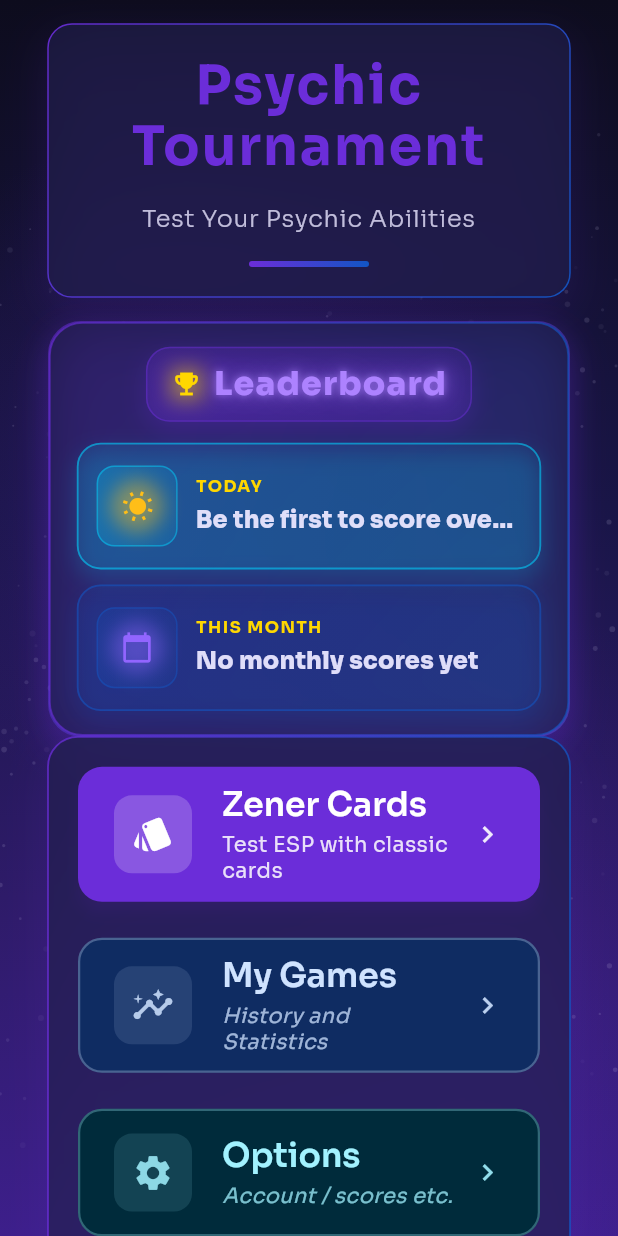
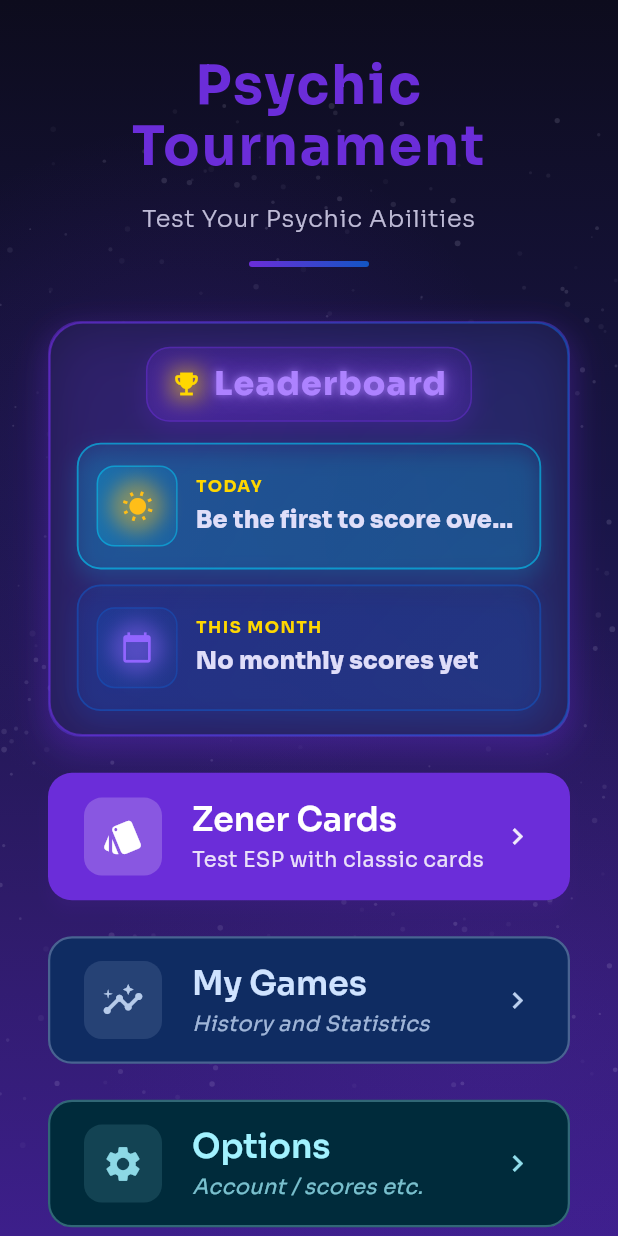
Before and after one commit to supasebie/PsychicTournament, a Flutter app: the screen it shows after launch, on a phone screen of 412 x 824 dp. Run offline on Flutter 3.47's test engine with Material 3 defaults, Android fonts, the phone set to English and light mode, and no system bars; our stand-ins replace fl_chart, flutter_svg, google_fonts, google_mobile_ads, sqflite, supabase_flutter and 1 more; accounts and stored records are empty; network calls fail.

Commit message:
main menu overhaul

```diff
--- a/lib/screens/main_menu_screen.dart
+++ b/lib/screens/main_menu_screen.dart
@@ -156,20 +156,11 @@ class _MainMenuScreenState extends State<MainMenuScreen> {
                           horizontal: 32.0,
                           vertical: 16.0,
                         ),
-                        child: GlassContainer(
+                        child: Padding(
                           padding: const EdgeInsets.symmetric(
                             vertical: 20,
                             horizontal: 16,
                           ),
-                          borderGradient: LinearGradient(
-                            begin: Alignment.topLeft,
-                            end: Alignment.bottomRight,
-                            colors: [
-                              colorScheme.primary.withValues(alpha: 0.9),
-                              colorScheme.secondary.withValues(alpha: 0.9),
-                            ],
-                          ),
-                          borderWidth: 1.0,
                           child: Column(
                             mainAxisSize: MainAxisSize.min,
                             children: [
@@ -220,21 +211,11 @@ class _MainMenuScreenState extends State<MainMenuScreen> {
                         padding: EdgeInsets.symmetric(horizontal: 32.0),
                         child: _ScoreboardsCard(),
                       ),
+                      const SizedBox(height: 24),
                       // Navigation Section - intrinsic height inside scroll view
                       Padding(
-                        padding: const EdgeInsets.symmetric(horizontal: 32.0),
-                        child: GlassContainer(
-                          padding: const EdgeInsets.all(20),
-                          borderRadius: 20,
-                          tintOpacity: 0.65,
-                          borderGradient: LinearGradient(
-                            colors: [
-                              colorScheme.primary.withValues(alpha: 0.75),
-                              colorScheme.secondary.withValues(alpha: 0.75),
-                            ],
-                          ),
-                          child: _buildResponsiveNavigationSection(context),
-                        ),
+                        padding: const EdgeInsets.fromLTRB(32.0, 0, 32.0, 16.0),
+                        child: _buildResponsiveNavigationSection(context),
                       ),
                       // Footer text (chip) - intrinsic height
                       // Padding(
```
